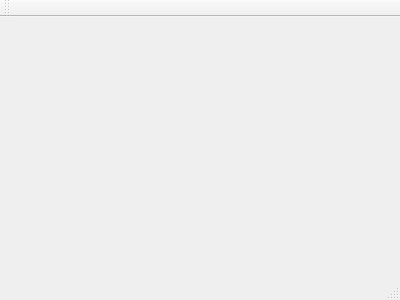
bojakowsky/VirtualShutterProject-VoiceCommunicator, file DedicatedServer/VirtualShutterDedicatedServer/mainwindow.ui: the form before one commit.
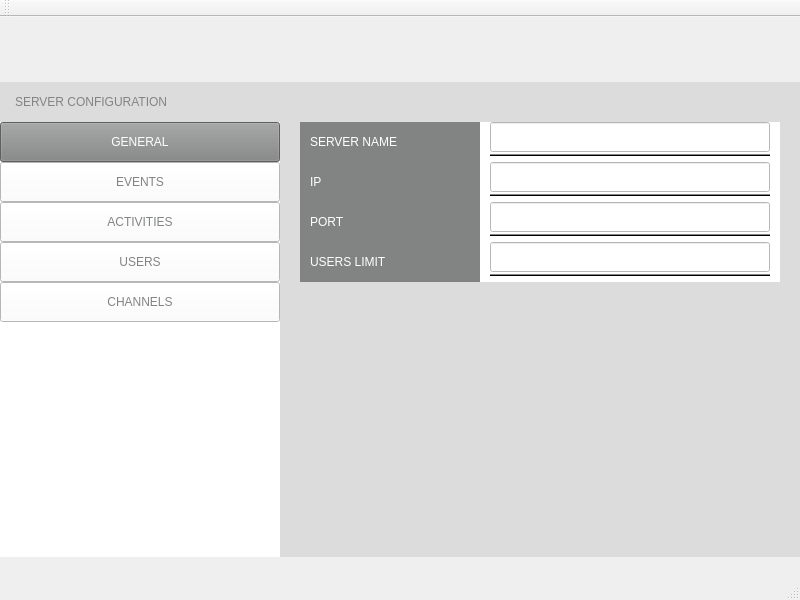
The form after the commit. Icons and pictures are not drawn.

Commit message: Server configuration view

Patch:
```diff
--- a/DedicatedServer/VirtualShutterDedicatedServer/mainwindow.ui
+++ b/DedicatedServer/VirtualShutterDedicatedServer/mainwindow.ui
@@ -1,24 +1,547 @@
 <ui version="4.0">
  <class>MainWindow</class>
- <widget class="QMainWindow" name="MainWindow" >
-  <property name="geometry" >
+ <widget class="QMainWindow" name="MainWindow">
+  <property name="geometry">
    <rect>
     <x>0</x>
     <y>0</y>
-    <width>400</width>
-    <height>300</height>
+    <width>800</width>
+    <height>600</height>
    </rect>
   </property>
   <property name="windowTitle" >
    <string>MainWindow</string>
   </property>
-  <widget class="QMenuBar" name="menuBar" />
-  <widget class="QToolBar" name="mainToolBar" />
-  <widget class="QWidget" name="centralWidget" />
-  <widget class="QStatusBar" name="statusBar" />
+  <widget class="QWidget" name="centralWidget">
+   <widget class="QWidget" name="widget" native="true">
+    <property name="geometry">
+     <rect>
+      <x>0</x>
+      <y>0</y>
+      <width>800</width>
+      <height>65</height>
+     </rect>
+    </property>
+    <property name="styleSheet">
+     <string notr="true">background-image: url(:/res/header-long.jpg);</string>
+    </property>
+   </widget>
+   <widget class="QWidget" name="widget_2" native="true">
+    <property name="geometry">
+     <rect>
+      <x>0</x>
+      <y>65</y>
+      <width>800</width>
+      <height>40</height>
+     </rect>
+    </property>
+    <property name="styleSheet">
+     <string notr="true">background-color: rgb(221, 220, 220);</string>
+    </property>
+    <widget class="QLabel" name="label">
+     <property name="geometry">
+      <rect>
+       <x>15</x>
+       <y>10</y>
+       <width>250</width>
+       <height>20</height>
+      </rect>
+     </property>
+     <property name="styleSheet">
+      <string notr="true">color: rgb(130, 131, 131);
+font: 75 13pt &quot;Cantarell&quot;;</string>
+     </property>
+     <property name="text">
+      <string>SERVER CONFIGURATION</string>
+     </property>
+    </widget>
+   </widget>
+   <widget class="QWidget" name="widget_3" native="true">
+    <property name="geometry">
+     <rect>
+      <x>280</x>
+      <y>105</y>
+      <width>520</width>
+      <height>435</height>
+     </rect>
+    </property>
+    <property name="styleSheet">
+     <string notr="true">background-color: rgb(221, 220, 220);</string>
+    </property>
+    <widget class="QWidget" name="widget_5" native="true">
+     <property name="geometry">
+      <rect>
+       <x>20</x>
+       <y>0</y>
+       <width>480</width>
+       <height>40</height>
+      </rect>
+     </property>
+     <property name="styleSheet">
+      <string notr="true">background-color: rgb(255, 255, 255);</string>
+     </property>
+     <widget class="QWidget" name="widget_6" native="true">
+      <property name="geometry">
+       <rect>
+        <x>0</x>
+        <y>0</y>
+        <width>180</width>
+        <height>40</height>
+       </rect>
+      </property>
+      <property name="styleSheet">
+       <string notr="true">background-color: rgb(130, 131, 131);</string>
+      </property>
+      <widget class="QLabel" name="label_2">
+       <property name="geometry">
+        <rect>
+         <x>10</x>
+         <y>10</y>
+         <width>160</width>
+         <height>20</height>
+        </rect>
+       </property>
+       <property name="styleSheet">
+        <string notr="true">color: rgb(255, 255, 255);
+font: 13pt &quot;Cantarell&quot;;</string>
+       </property>
+       <property name="text">
+        <string>SERVER NAME</string>
+       </property>
+      </widget>
+     </widget>
+     <widget class="QLineEdit" name="lineEdit">
+      <property name="geometry">
+       <rect>
+        <x>190</x>
+        <y>0</y>
+        <width>280</width>
+        <height>30</height>
+       </rect>
+      </property>
+      <property name="alignment">
+       <set>Qt::AlignRight|Qt::AlignTrailing|Qt::AlignVCenter</set>
+      </property>
+     </widget>
+     <widget class="Line" name="line">
+      <property name="geometry">
+       <rect>
+        <x>190</x>
+        <y>32</y>
+        <width>280</width>
+        <height>2</height>
+       </rect>
+      </property>
+      <property name="styleSheet">
+       <string notr="true">background-color: rgb(130, 131, 131);</string>
+      </property>
+      <property name="frameShadow">
+       <enum>QFrame::Plain</enum>
+      </property>
+      <property name="orientation">
+       <enum>Qt::Horizontal</enum>
+      </property>
+     </widget>
+    </widget>
+    <widget class="QWidget" name="widget_7" native="true">
+     <property name="geometry">
+      <rect>
+       <x>20</x>
+       <y>40</y>
+       <width>480</width>
+       <height>40</height>
+      </rect>
+     </property>
+     <property name="styleSheet">
+      <string notr="true">background-color: rgb(255, 255, 255);</string>
+     </property>
+     <widget class="QWidget" name="widget_9" native="true">
+      <property name="geometry">
+       <rect>
+        <x>0</x>
+        <y>0</y>
+        <width>180</width>
+        <height>40</height>
+       </rect>
+      </property>
+      <property name="styleSheet">
+       <string notr="true">background-color: rgb(130, 131, 131);</string>
+      </property>
+      <widget class="QLabel" name="label_4">
+       <property name="geometry">
+        <rect>
+         <x>10</x>
+         <y>10</y>
+         <width>160</width>
+         <height>20</height>
+        </rect>
+       </property>
+       <property name="styleSheet">
+        <string notr="true">color: rgb(255, 255, 255);
+font: 13pt &quot;Cantarell&quot;;</string>
+       </property>
+       <property name="text">
+        <string>IP</string>
+       </property>
+      </widget>
+     </widget>
+     <widget class="QLineEdit" name="lineEdit_3">
+      <property name="geometry">
+       <rect>
+        <x>190</x>
+        <y>0</y>
+        <width>280</width>
+        <height>30</height>
+       </rect>
+      </property>
+      <property name="alignment">
+       <set>Qt::AlignRight|Qt::AlignTrailing|Qt::AlignVCenter</set>
+      </property>
+     </widget>
+     <widget class="Line" name="line_3">
+      <property name="geometry">
+       <rect>
+        <x>190</x>
+        <y>32</y>
+        <width>280</width>
+        <height>2</height>
+       </rect>
+      </property>
+      <property name="styleSheet">
+       <string notr="true">background-color: rgb(130, 131, 131);</string>
+      </property>
+      <property name="frameShadow">
+       <enum>QFrame::Plain</enum>
+      </property>
+      <property name="orientation">
+       <enum>Qt::Horizontal</enum>
+      </property>
+     </widget>
+    </widget>
+    <widget class="QWidget" name="widget_10" native="true">
+     <property name="geometry">
+      <rect>
+       <x>20</x>
+       <y>80</y>
+       <width>480</width>
+       <height>40</height>
+      </rect>
+     </property>
+     <property name="styleSheet">
+      <string notr="true">background-color: rgb(255, 255, 255);</string>
+     </property>
+     <widget class="QWidget" name="widget_11" native="true">
+      <property name="geometry">
+       <rect>
+        <x>0</x>
+        <y>0</y>
+        <width>180</width>
+        <height>40</height>
+       </rect>
+      </property>
+      <property name="styleSheet">
+       <string notr="true">background-color: rgb(130, 131, 131);</string>
+      </property>
+      <widget class="QLabel" name="label_5">
+       <property name="geometry">
+        <rect>
+         <x>10</x>
+         <y>10</y>
+         <width>160</width>
+         <height>20</height>
+        </rect>
+       </property>
+       <property name="styleSheet">
+        <string notr="true">color: rgb(255, 255, 255);
+font: 13pt &quot;Cantarell&quot;;</string>
+       </property>
+       <property name="text">
+        <string>PORT</string>
+       </property>
+      </widget>
+     </widget>
+     <widget class="QLineEdit" name="lineEdit_4">
+      <property name="geometry">
+       <rect>
+        <x>190</x>
+        <y>0</y>
+        <width>280</width>
+        <height>30</height>
+       </rect>
+      </property>
+      <property name="alignment">
+       <set>Qt::AlignRight|Qt::AlignTrailing|Qt::AlignVCenter</set>
+      </property>
+     </widget>
+     <widget class="Line" name="line_4">
+      <property name="geometry">
+       <rect>
+        <x>190</x>
+        <y>32</y>
+        <width>280</width>
+        <height>2</height>
+       </rect>
+      </property>
+      <property name="styleSheet">
+       <string notr="true">background-color: rgb(130, 131, 131);</string>
+      </property>
+      <property name="frameShadow">
+       <enum>QFrame::Plain</enum>
+      </property>
+      <property name="orientation">
+       <enum>Qt::Horizontal</enum>
+      </property>
+     </widget>
+    </widget>
+    <widget class="QWidget" name="widget_12" native="true">
+     <property name="geometry">
+      <rect>
+       <x>20</x>
+       <y>120</y>
+       <width>480</width>
+       <height>40</height>
+      </rect>
+     </property>
+     <property name="styleSheet">
+      <string notr="true">background-color: rgb(255, 255, 255);</string>
+     </property>
+     <widget class="QWidget" name="widget_13" native="true">
+      <property name="geometry">
+       <rect>
+        <x>0</x>
+        <y>0</y>
+        <width>180</width>
+        <height>40</height>
+       </rect>
+      </property>
+      <property name="styleSheet">
+       <string notr="true">background-color: rgb(130, 131, 131);</string>
+      </property>
+      <widget class="QLabel" name="label_6">
+       <property name="geometry">
+        <rect>
+         <x>10</x>
+         <y>10</y>
+         <width>160</width>
+         <height>20</height>
+        </rect>
+       </property>
+       <property name="styleSheet">
+        <string notr="true">color: rgb(255, 255, 255);
+font: 13pt &quot;Cantarell&quot;;</string>
+       </property>
+       <property name="text">
+        <string>USERS LIMIT</string>
+       </property>
+      </widget>
+     </widget>
+     <widget class="QLineEdit" name="lineEdit_5">
+      <property name="geometry">
+       <rect>
+        <x>190</x>
+        <y>0</y>
+        <width>280</width>
+        <height>30</height>
+       </rect>
+      </property>
+      <property name="alignment">
+       <set>Qt::AlignRight|Qt::AlignTrailing|Qt::AlignVCenter</set>
+      </property>
+     </widget>
+     <widget class="Line" name="line_5">
+      <property name="geometry">
+       <rect>
+        <x>190</x>
+        <y>32</y>
+        <width>280</width>
+        <height>2</height>
+       </rect>
+      </property>
+      <property name="styleSheet">
+       <string notr="true">background-color: rgb(130, 131, 131);</string>
+      </property>
+      <property name="frameShadow">
+       <enum>QFrame::Plain</enum>
+      </property>
+      <property name="orientation">
+       <enum>Qt::Horizontal</enum>
+      </property>
+     </widget>
+    </widget>
+   </widget>
+   <widget class="QWidget" name="widget_4" native="true">
+    <property name="geometry">
+     <rect>
+      <x>0</x>
+      <y>105</y>
+      <width>280</width>
+      <height>435</height>
+     </rect>
+    </property>
+    <property name="styleSheet">
+     <string notr="true">background-color: rgb(255, 255, 255);</string>
+    </property>
+    <widget class="QPushButton" name="pushButton">
+     <property name="geometry">
+      <rect>
+       <x>0</x>
+       <y>0</y>
+       <width>280</width>
+       <height>40</height>
+      </rect>
+     </property>
+     <property name="styleSheet">
+      <string notr="true">background-color: rgb(130, 131, 131);
+color: rgb(255, 255, 255);
+font: 12pt &quot;Cantarell&quot;;</string>
+     </property>
+     <property name="text">
+      <string>GENERAL</string>
+     </property>
+     <property name="icon">
+      <iconset resource="resources.qrc">
+       <normaloff>:/res/server-icon-01.png</normaloff>:/res/server-icon-01.png</iconset>
+     </property>
+     <property name="iconSize">
+      <size>
+       <width>18</width>
+       <height>18</height>
+      </size>
+     </property>
+    </widget>
+    <widget class="QPushButton" name="pushButton_2">
+     <property name="geometry">
+      <rect>
+       <x>0</x>
+       <y>40</y>
+       <width>280</width>
+       <height>40</height>
+      </rect>
+     </property>
+     <property name="styleSheet">
+      <string notr="true">color: rgb(130, 131, 131);
+font: 12pt &quot;Cantarell&quot;;</string>
+     </property>
+     <property name="text">
+      <string>EVENTS</string>
+     </property>
+     <property name="icon">
+      <iconset resource="resources.qrc">
+       <normaloff>:/res/server-icon-03.png</normaloff>:/res/server-icon-03.png</iconset>
+     </property>
+     <property name="iconSize">
+      <size>
+       <width>18</width>
+       <height>18</height>
+      </size>
+     </property>
+    </widget>
+    <widget class="QPushButton" name="pushButton_3">
+     <property name="geometry">
+      <rect>
+       <x>0</x>
+       <y>80</y>
+       <width>280</width>
+       <height>40</height>
+      </rect>
+     </property>
+     <property name="styleSheet">
+      <string notr="true">color: rgb(130, 131, 131);
+font: 12pt &quot;Cantarell&quot;;</string>
+     </property>
+     <property name="text">
+      <string>ACTIVITIES</string>
+     </property>
+     <property name="icon">
+      <iconset resource="resources.qrc">
+       <normaloff>:/res/server-icon-06.png</normaloff>:/res/server-icon-06.png</iconset>
+     </property>
+     <property name="iconSize">
+      <size>
+       <width>18</width>
+       <height>18</height>
+      </size>
+     </property>
+    </widget>
+    <widget class="QPushButton" name="pushButton_4">
+     <property name="geometry">
+      <rect>
+       <x>0</x>
+       <y>120</y>
+       <width>280</width>
+       <height>40</height>
+      </rect>
+     </property>
+     <property name="styleSheet">
+      <string notr="true">color: rgb(130, 131, 131);
+font: 12pt &quot;Cantarell&quot;;</string>
+     </property>
+     <property name="text">
+      <string>USERS</string>
+     </property>
+     <property name="icon">
+      <iconset resource="resources.qrc">
+       <normaloff>:/res/server-icon-08.png</normaloff>:/res/server-icon-08.png</iconset>
+     </property>
+     <property name="iconSize">
+      <size>
+       <width>18</width>
+       <height>18</height>
+      </size>
+     </property>
+    </widget>
+    <widget class="QPushButton" name="pushButton_5">
+     <property name="geometry">
+      <rect>
+       <x>0</x>
+       <y>160</y>
+       <width>280</width>
+       <height>40</height>
+      </rect>
+     </property>
+     <property name="styleSheet">
+      <string notr="true">color: rgb(130, 131, 131);
+font: 12pt &quot;Cantarell&quot;;</string>
+     </property>
+     <property name="text">
+      <string>CHANNELS</string>
+     </property>
+     <property name="icon">
+      <iconset resource="resources.qrc">
+       <normaloff>:/res/server-icon-10.png</normaloff>:/res/server-icon-10.png</iconset>
+     </property>
+     <property name="iconSize">
+      <size>
+       <width>18</width>
+       <height>18</height>
+      </size>
+     </property>
+    </widget>
+   </widget>
+  </widget>
+  <widget class="QMenuBar" name="menuBar">
+   <property name="geometry">
+    <rect>
+     <x>0</x>
+     <y>0</y>
+     <width>800</width>
+     <height>26</height>
+    </rect>
+   </property>
+  </widget>
+  <widget class="QToolBar" name="mainToolBar">
+   <attribute name="toolBarArea">
+    <enum>TopToolBarArea</enum>
+   </attribute>
+   <attribute name="toolBarBreak">
+    <bool>false</bool>
+   </attribute>
+  </widget>
+  <widget class="QStatusBar" name="statusBar"/>
  </widget>
- <layoutDefault spacing="6" margin="11" />
- <pixmapfunction></pixmapfunction>
- <resources/>
+ <layoutdefault spacing="6" margin="11"/>
+ <resources>
+  <include location="resources.qrc"/>
+ </resources>
  <connections/>
 </ui>
```
Left out of the diff: 3 changed lines with no effect on the pictures. The commit also changes 25 other files.
